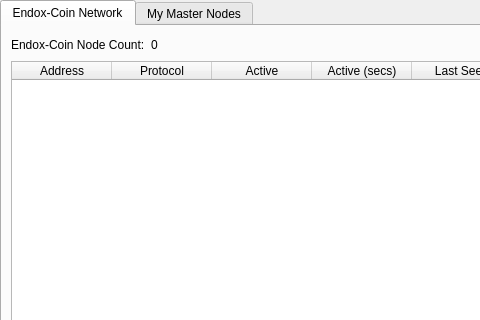
SaltineChips/Aequitas_Network, file src/qt/forms/masternodemanager.ui: the form before one commit; both pictures show x 0 to 480 and y 0 to 320 of the 723 by 457 pixel window.
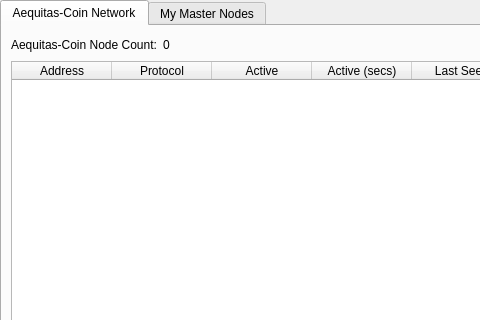
The form after the commit. The open tabs and pages were chosen to show the change.

Commit message: Aequitas Start

Diff of the .ui file:
```diff
--- a/src/qt/forms/masternodemanager.ui
+++ b/src/qt/forms/masternodemanager.ui
@@ -41,7 +41,7 @@
        </property>
        <widget class="QWidget" name="tab">
         <attribute name="title">
-         <string>Endox-Coin Network</string>
+         <string>Aequitas-Coin Network</string>
         </attribute>
         <layout class="QGridLayout" name="gridLayout">
          <item row="1" column="0">
@@ -101,7 +101,7 @@
            <item>
             <widget class="QLabel" name="label_2">
              <property name="text">
-              <string>Endox-Coin Node Count:</string>
+              <string>Aequitas-Coin Node Count:</string>
              </property>
             </widget>
            </item>
```
The commit also changes 226 other files.
